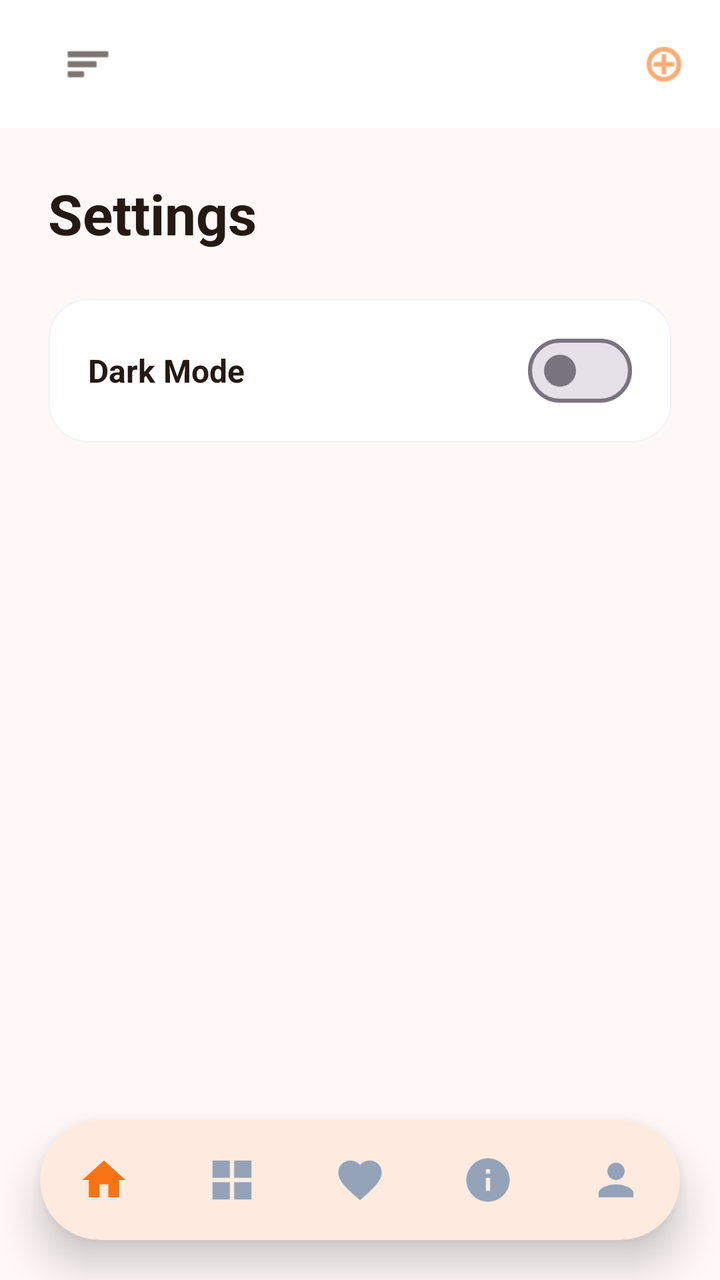
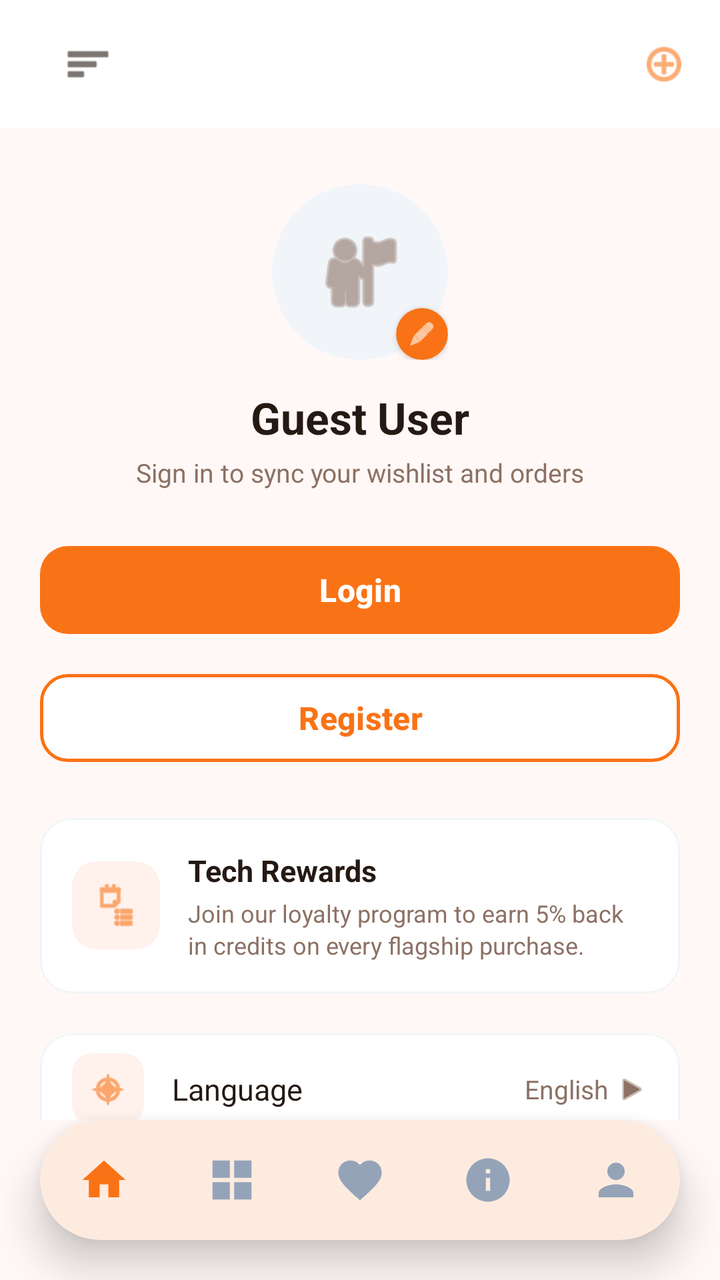

Screens rendered from an Android XML layout before and after an edit, with the pre-edit source and the edit as a unified diff.
<!-- AndroidManifest.xml: application theme Theme.BeckieDealApp -->
<!-- res/layout/activity_profile.xml -->
<?xml version="1.0" encoding="utf-8"?>
<androidx.constraintlayout.widget.ConstraintLayout xmlns:android="http://schemas.android.com/apk/res/android"
    xmlns:app="http://schemas.android.com/apk/res-auto"
    xmlns:tools="http://schemas.android.com/tools"
    android:layout_width="match_parent"
    android:layout_height="match_parent"
    android:background="@color/background"
    android:fitsSystemWindows="true"
    tools:context=".ProfileActivity">

    <com.google.android.material.appbar.MaterialToolbar
        android:id="@+id/topAppBar"
        android:layout_width="match_parent"
        android:layout_height="64dp"
        android:background="@color/surface"
        android:elevation="0dp"
        app:layout_constraintTop_toTopOf="parent">
        <RelativeLayout
            android:layout_width="match_parent"
            android:layout_height="match_parent"
            android:paddingHorizontal="16dp">
            <ImageView
                android:id="@+id/menuIcon"
                android:layout_width="24dp"
                android:layout_height="24dp"
                android:layout_alignParentStart="true"
                android:layout_centerVertical="true"
                android:src="@android:drawable/ic_menu_sort_by_size"
                app:tint="@color/text_primary" />
            <ImageView
                android:id="@+id/logoImage"
                android:layout_width="120dp"
                android:layout_height="40dp"
                android:layout_centerInParent="true"
                android:scaleType="fitCenter"
                android:src="@mipmap/ic_launcher" />
            <ImageView
                android:id="@+id/cartIcon"
                android:layout_width="24dp"
                android:layout_height="24dp"
                android:layout_alignParentEnd="true"
                android:layout_centerVertical="true"
                android:src="@android:drawable/ic_menu_add"
                app:tint="@color/primary" />
        </RelativeLayout>
    </com.google.android.material.appbar.MaterialToolbar>

    <androidx.core.widget.NestedScrollView
        android:layout_width="match_parent"
        android:layout_height="0dp"
        app:layout_constraintTop_toBottomOf="@id/topAppBar"
        app:layout_constraintBottom_toTopOf="@id/bottomNavigationContainer">
        <LinearLayout
            android:layout_width="match_parent"
            android:layout_height="wrap_content"
            android:orientation="vertical"
            android:padding="24dp">
            <TextView
                android:layout_width="wrap_content"
                android:layout_height="wrap_content"
                android:text="Settings"
                android:textColor="@color/text_primary"
                android:textSize="28sp"
                android:textStyle="bold" />
            <com.google.android.material.card.MaterialCardView
                android:layout_width="match_parent"
                android:layout_height="wrap_content"
                android:layout_marginTop="24dp"
                app:cardCornerRadius="20dp"
                app:cardElevation="0dp"
                app:strokeWidth="1dp"
                app:strokeColor="@color/border_color"
                app:cardBackgroundColor="@color/surface">
                <LinearLayout
                    android:layout_width="match_parent"
                    android:layout_height="72dp"
                    android:gravity="center_vertical"
                    android:paddingHorizontal="20dp">
                    <TextView
                        android:layout_width="0dp"
                        android:layout_height="wrap_content"
                        android:layout_weight="1"
                        android:text="Dark Mode"
                        android:textColor="@color/text_primary"
                        android:textSize="16sp"
                        android:textStyle="bold" />
                    <com.google.android.material.materialswitch.MaterialSwitch
                        android:id="@+id/darkModeSwitch"
                        android:layout_width="wrap_content"
                        android:layout_height="wrap_content" />
                </LinearLayout>
            </com.google.android.material.card.MaterialCardView>
        </LinearLayout>
    </androidx.core.widget.NestedScrollView>

    
    <com.google.android.material.card.MaterialCardView
        android:id="@+id/bottomNavigationContainer"
        android:layout_width="0dp"
        android:layout_height="wrap_content"
        android:layout_marginStart="20dp"
        android:layout_marginEnd="20dp"
        android:layout_marginBottom="20dp"
        app:cardCornerRadius="36dp"
        app:cardElevation="12dp"
        app:cardBackgroundColor="@color/surface"
        app:strokeWidth="0dp"
        app:layout_constraintBottom_toBottomOf="parent"
        app:layout_constraintStart_toStartOf="parent"
        app:layout_constraintEnd_toEndOf="parent">
        <com.google.android.material.bottomnavigation.BottomNavigationView
            android:id="@+id/bottomNavigation"
            android:layout_width="match_parent"
            android:layout_height="60dp"
            android:background="@android:color/transparent"
            app:backgroundTint="@android:color/transparent"
            app:elevation="0dp"
            app:labelVisibilityMode="unlabeled"
            app:itemIconSize="26dp"
            app:menu="@menu/bottom_nav_menu" />
    </com.google.android.material.card.MaterialCardView>
</androidx.constraintlayout.widget.ConstraintLayout>
<!-- resources referenced by this layout -->
<resources>
  <color name="background">#FFF8F6</color>
  <color name="border_color">#F1F5F9</color>
  <color name="primary">#F97316</color>
  <color name="surface">#FFFFFF</color>
  <color name="text_primary">#251913</color>
  <!-- mipmap ic_launcher (mipmap-anydpi-v26) -->
  <?xml version="1.0" encoding="utf-8"?>
  <adaptive-icon xmlns:android="http://schemas.android.com/apk/res/android">
      <background android:drawable="@color/ic_launcher_background"/>
      <foreground android:drawable="@mipmap/ic_launcher_foreground"/>
  </adaptive-icon>
  <style name="Theme.BeckieDealApp" parent="Base.Theme.BeckieDealApp" />
  <color name="ic_launcher_background">#FFFFFF</color>
  <style name="Base.Theme.BeckieDealApp" parent="Theme.Material3.DayNight.NoActionBar">
          <item name="colorPrimary">@color/primary</item>
          <item name="colorOnPrimary">@color/on_primary</item>
          <item name="colorPrimaryContainer">@color/primary_container</item>
          <item name="colorOnPrimaryContainer">@color/on_primary_container</item>
          <item name="android:windowBackground">@color/background</item>
          <item name="colorSurface">@color/surface</item>
          <item name="colorOnSurface">@color/on_surface</item>
          
          <item name="bottomNavigationStyle">@style/Widget.App.BottomNavigationView</item>
      </style>
  <color name="on_primary">#FFFFFF</color>
  <color name="primary_container">#F97316</color>
  <color name="on_primary_container">#582200</color>
  <color name="on_surface">#251913</color>
  <style name="Widget.App.BottomNavigationView" parent="Widget.Material3.BottomNavigationView">
          <item name="itemIconSize">26dp</item>
          <item name="itemIconTint">@color/bottom_nav_color</item>
          <item name="itemTextColor">@color/bottom_nav_color</item>
          <item name="android:background">@android:color/transparent</item>
          <item name="backgroundTint">@android:color/transparent</item>
          <item name="labelVisibilityMode">unlabeled</item>
          <item name="itemActiveIndicatorStyle">@style/Widget.App.BottomNavigationView.ActiveIndicator</item>
      </style>
  <style name="Widget.App.BottomNavigationView.ActiveIndicator" parent="Widget.Material3.BottomNavigationView.ActiveIndicator">
          <item name="android:color">@color/badge_bg</item>
          <item name="android:width">48dp</item>
          <item name="android:height">36dp</item>
          <item name="shapeAppearance">@style/ShapeAppearance.App.BottomNavigationView.ActiveIndicator</item>
      </style>
  <color name="badge_bg">#FFF1EB</color>
  <style name="ShapeAppearance.App.BottomNavigationView.ActiveIndicator" parent="">
          <item name="cornerFamily">rounded</item>
          <item name="cornerSize">50%</item>
      </style>
</resources>

<!-- the commit's change to res/layout/activity_profile.xml (unified diff, before → after) -->
@@ -8,6 +8,7 @@
     android:fitsSystemWindows="true"
     tools:context=".ProfileActivity">
 
+    
     <com.google.android.material.appbar.MaterialToolbar
         android:id="@+id/topAppBar"
         android:layout_width="match_parent"
@@ -45,51 +46,416 @@
         </RelativeLayout>
     </com.google.android.material.appbar.MaterialToolbar>
 
+    
     <androidx.core.widget.NestedScrollView
         android:layout_width="match_parent"
         android:layout_height="0dp"
+        android:fillViewport="true"
         app:layout_constraintTop_toBottomOf="@id/topAppBar"
         app:layout_constraintBottom_toTopOf="@id/bottomNavigationContainer">
+
         <LinearLayout
             android:layout_width="match_parent"
             android:layout_height="wrap_content"
             android:orientation="vertical"
-            android:padding="24dp">
-            <TextView
-                android:layout_width="wrap_content"
+            android:paddingHorizontal="20dp"
+            android:paddingTop="28dp"
+            android:paddingBottom="20dp">
+
+            
+            <LinearLayout
+                android:layout_width="match_parent"
                 android:layout_height="wrap_content"
-                android:text="Settings"
-                android:textColor="@color/text_primary"
-                android:textSize="28sp"
-                android:textStyle="bold" />
+                android:gravity="center"
+                android:orientation="vertical">
+
+                
+                <FrameLayout
+                    android:layout_width="88dp"
+                    android:layout_height="88dp">
+
+                    
+                    <com.google.android.material.card.MaterialCardView
+                        android:layout_width="88dp"
+                        android:layout_height="88dp"
+                        app:cardCornerRadius="44dp"
+                        app:cardElevation="0dp"
+                        app:strokeWidth="0dp"
+                        app:cardBackgroundColor="@color/border_color">
+                        <ImageView
+                            android:id="@+id/avatarIcon"
+                            android:layout_width="48dp"
+                            android:layout_height="48dp"
+                            android:layout_gravity="center"
+                            android:src="@android:drawable/ic_menu_myplaces"
+                            app:tint="@color/text_secondary" />
+                    </com.google.android.material.card.MaterialCardView>
+
+                    
+                    <com.google.android.material.card.MaterialCardView
+                        android:layout_width="26dp"
+                        android:layout_height="26dp"
+                        android:layout_gravity="bottom|end"
+                        app:cardCornerRadius="13dp"
+                        app:cardElevation="2dp"
+                        app:strokeWidth="0dp"
+                        app:cardBackgroundColor="@color/primary">
+                        <ImageView
+                            android:layout_width="14dp"
+                            android:layout_height="14dp"
+                            android:layout_gravity="center"
+                            android:src="@android:drawable/ic_menu_edit"
+                            app:tint="@color/white_fixed" />
+                    </com.google.android.material.card.MaterialCardView>
+
+                </FrameLayout>
+
+                <TextView
+                    android:layout_width="wrap_content"
+                    android:layout_height="wrap_content"
+                    android:layout_marginTop="14dp"
+                    android:text="Guest User"
+                    android:textColor="@color/text_primary"
+                    android:textSize="22sp"
+                    android:textStyle="bold" />
+
+                <TextView
+                    android:layout_width="wrap_content"
+                    android:layout_height="wrap_content"
+                    android:layout_marginTop="4dp"
+                    android:text="Sign in to sync your wishlist and orders"
+                    android:textColor="@color/text_secondary"
+                    android:textSize="13sp" />
+
+            </LinearLayout>
+
+            
+            <com.google.android.material.button.MaterialButton
+                android:id="@+id/loginButton"
+                android:layout_width="match_parent"
+                android:layout_height="52dp"
+                android:layout_marginTop="24dp"
+                android:text="Login"
+                android:textAllCaps="false"
+                android:textColor="@color/white_fixed"
+                android:textSize="16sp"
+                android:textStyle="bold"
+                app:backgroundTint="@color/primary"
+                app:cornerRadius="14dp"
+                app:strokeWidth="0dp" />
+
+            
+            <com.google.android.material.button.MaterialButton
+                android:id="@+id/registerButton"
+                android:layout_width="match_parent"
+                android:layout_height="52dp"
+                android:layout_marginTop="12dp"
+                android:text="Register"
+                android:textAllCaps="false"
+                android:textColor="@color/primary"
+                android:textSize="16sp"
+                android:textStyle="bold"
+                app:backgroundTint="@color/surface"
+                app:cornerRadius="14dp"
+                app:strokeColor="@color/primary"
+                app:strokeWidth="1.5dp" />
+
+            
             <com.google.android.material.card.MaterialCardView
                 android:layout_width="match_parent"
                 android:layout_height="wrap_content"
                 android:layout_marginTop="24dp"
-                app:cardCornerRadius="20dp"
+                app:cardCornerRadius="16dp"
                 app:cardElevation="0dp"
                 app:strokeWidth="1dp"
                 app:strokeColor="@color/border_color"
                 app:cardBackgroundColor="@color/surface">
+
                 <LinearLayout
                     android:layout_width="match_parent"
-                    android:layout_height="72dp"
+                    android:layout_height="wrap_content"
                     android:gravity="center_vertical"
-                    android:paddingHorizontal="20dp">
-                    <TextView
+                    android:orientation="horizontal"
+                    android:padding="16dp">
+
+                    <com.google.android.material.card.MaterialCardView
+                        android:layout_width="44dp"
+                        android:layout_height="44dp"
+                        app:cardCornerRadius="12dp"
+                        app:cardElevation="0dp"
+                        app:strokeWidth="0dp"
+                        app:cardBackgroundColor="@color/badge_bg">
+                        <ImageView
+                            android:layout_width="24dp"
+                            android:layout_height="24dp"
+                            android:layout_gravity="center"
+                            android:src="@android:drawable/ic_menu_agenda"
+                            app:tint="@color/primary" />
+                    </com.google.android.material.card.MaterialCardView>
+
+                    <LinearLayout
                         android:layout_width="0dp"
                         android:layout_height="wrap_content"
                         android:layout_weight="1"
-                        android:text="Dark Mode"
-                        android:textColor="@color/text_primary"
-                        android:textSize="16sp"
-                        android:textStyle="bold" />
-                    <com.google.android.material.materialswitch.MaterialSwitch
-                        android:id="@+id/darkModeSwitch"
-                        android:layout_width="wrap_content"
-                        android:layout_height="wrap_content" />
+                        android:layout_marginStart="14dp"
+                        android:orientation="vertical">
+                        <TextView
+                            android:layout_width="wrap_content"
+                            android:layout_height="wrap_content"
+                            android:text="Tech Rewards"
+                            android:textColor="@color/text_primary"
+                            android:textSize="15sp"
+                            android:textStyle="bold" />
+                        <TextView
+                            android:layout_width="wrap_content"
+                            android:layout_height="wrap_content"
+                            android:layout_marginTop="3dp"
+                            android:text="Join our loyalty program to earn 5% back in credits on every flagship purchase."
+                            android:textColor="@color/text_secondary"
+                            android:textSize="12sp"
+                            android:lineSpacingExtra="2dp" />
+                    </LinearLayout>
+
                 </LinearLayout>
             </com.google.android.material.card.MaterialCardView>
+
+            
+            <com.google.android.material.card.MaterialCardView
+                android:layout_width="match_parent"
+                android:layout_height="wrap_content"
+                android:layout_marginTop="20dp"
+                app:cardCornerRadius="16dp"
+                app:cardElevation="0dp"
+                app:strokeWidth="1dp"
+                app:strokeColor="@color/border_color"
+                app:cardBackgroundColor="@color/surface">
+
+                <LinearLayout
+                    android:layout_width="match_parent"
+                    android:layout_height="wrap_content"
+                    android:orientation="vertical">
+
+                    
+                    <LinearLayout
+                        android:id="@+id/languageRow"
+                        android:layout_width="match_parent"
+                        android:layout_height="56dp"
+                        android:gravity="center_vertical"
+                        android:orientation="horizontal"
+                        android:paddingHorizontal="16dp"
+                        android:clickable="true"
+                        android:focusable="true"
+                        android:background="?attr/selectableItemBackground">
+                        <com.google.android.material.card.MaterialCardView
+                            android:layout_width="36dp"
+                            android:layout_height="36dp"
+                            app:cardCornerRadius="10dp"
+                            app:cardElevation="0dp"
+                            app:strokeWidth="0dp"
+                            app:cardBackgroundColor="@color/badge_bg">
+                            <ImageView
+                                android:layout_width="20dp"
+                                android:layout_height="20dp"
+                                android:layout_gravity="center"
+                                android:src="@android:drawable/ic_menu_compass"
+                                app:tint="@color/primary" />
+                        </com.google.android.material.card.MaterialCardView>
+                        <TextView
+                            android:layout_width="0dp"
+                            android:layout_height="wrap_content"
+                            android:layout_weight="1"
+                            android:layout_marginStart="14dp"
+                            android:text="Language"
+                            android:textColor="@color/text_primary"
+                            android:textSize="15sp" />
+                        <TextView
+                            android:layout_width="wrap_content"
+                            android:layout_height="wrap_content"
+                            android:text="English"
+                            android:textColor="@color/text_secondary"
+                            android:textSize="13sp" />
+                        <ImageView
+                            android:layout_width="16dp"
+                            android:layout_height="16dp"
+                            android:layout_marginStart="4dp"
+                            android:src="@android:drawable/ic_media_play"
+                            android:rotation="0"
+                            app:tint="@color/text_secondary" />
+                    </LinearLayout>
+
+                    
+                    <View
+                        android:layout_width="match_parent"
+                        android:layout_height="1dp"
+                        android:layout_marginHorizontal="16dp"
+                        android:background="@color/border_color" />
+
+                    
+                    <LinearLayout
+                        android:layout_width="match_parent"
+                        android:layout_height="56dp"
+                        android:gravity="center_vertical"
+                        android:orientation="horizontal"
+                        android:paddingHorizontal="16dp">
+                        <com.google.android.material.card.MaterialCardView
+                            android:layout_width="36dp"
+                            android:layout_height="36dp"
+                            app:cardCornerRadius="10dp"
+                            app:cardElevation="0dp"
+                            app:strokeWidth="0dp"
+                            app:cardBackgroundColor="@color/badge_bg">
+                            <ImageView
+                                android:layout_width="20dp"
+                                android:layout_height="20dp"
+                                android:layout_gravity="center"
+                                android:src="@android:drawable/ic_menu_rotate"
+                                app:tint="@color/primary" />
+                        </com.google.android.material.card.MaterialCardView>
+                        <TextView
+                            android:layout_width="0dp"
+                            android:layout_height="wrap_content"
+                            android:layout_weight="1"
+                            android:layout_marginStart="14dp"
+                            android:text="Dark Mode"
+                            android:textColor="@color/text_primary"
+                            android:textSize="15sp" />
+                        <com.google.android.material.materialswitch.MaterialSwitch
+                            android:id="@+id/darkModeSwitch"
+                            android:layout_width="wrap_content"
+                            android:layout_height="wrap_content" />
+                    </LinearLayout>
+
+                    
+                    <View
+                        android:layout_width="match_parent"
+                        android:layout_height="1dp"
+                        android:layout_marginHorizontal="16dp"
+                        android:background="@color/border_color" />
+
+                    
+                    <LinearLayout
+                        android:id="@+id/privacyRow"
+                        android:layout_width="match_parent"
+                        android:layout_height="56dp"
+                        android:gravity="center_vertical"
+                        android:orientation="horizontal"
+                        android:paddingHorizontal="16dp"
+                        android:clickable="true"
+                        android:focusable="true"
+                        android:background="?attr/selectableItemBackground">
+                        <com.google.android.material.card.MaterialCardView
+                            android:layout_width="36dp"
+                            android:layout_height="36dp"
+                            app:cardCornerRadius="10dp"
+                            app:cardElevation="0dp"
+                            app:strokeWidth="0dp"
+                            app:cardBackgroundColor="@color/badge_bg">
+                            <ImageView
+                                android:layout_width="20dp"
+                                android:layout_height="20dp"
+                                android:layout_gravity="center"
+                                android:src="@android:drawable/ic_menu_manage"
+                                app:tint="@color/primary" />
+                        </com.google.android.material.card.MaterialCardView>
+                        <TextView
+                            android:layout_width="0dp"
+                            android:layout_height="wrap_content"
+                            android:layout_weight="1"
+                            android:layout_marginStart="14dp"
+                            android:text="Privacy Policy"
+                            android:textColor="@color/text_primary"
+                            android:textSize="15sp" />
+                        <ImageView
+                            android:layout_width="16dp"
+                            android:layout_height="16dp"
+                            android:src="@android:drawable/ic_media_play"
+                            app:tint="@color/text_secondary" />
+                    </LinearLayout>
+
+                    
+                    <View
+                        android:layout_width="match_parent"
+                        android:layout_height="1dp"
+                        android:layout_marginHorizontal="16dp"
+                        android:background="@color/border_color" />
+
+                    
+                    <LinearLayout
+                        android:id="@+id/termsRow"
+                        android:layout_width="match_parent"
+                        android:layout_height="56dp"
+                        android:gravity="center_vertical"
+                        android:orientation="horizontal"
+                        android:paddingHorizontal="16dp"
+                        android:clickable="true"
+                        android:focusable="true"
+                        android:background="?attr/selectableItemBackground">
+                        <com.google.android.material.card.MaterialCardView
+                            android:layout_width="36dp"
+                            android:layout_height="36dp"
+                            app:cardCornerRadius="10dp"
+                            app:cardElevation="0dp"
+                            app:strokeWidth="0dp"
+                            app:cardBackgroundColor="@color/badge_bg">
+                            <ImageView
+                                android:layout_width="20dp"
+                                android:layout_height="20dp"
+                                android:layout_gravity="center"
+                                android:src="@android:drawable/ic_menu_edit"
+                                app:tint="@color/primary" />
+                        </com.google.android.material.card.MaterialCardView>
+                        <TextView
+                            android:layout_width="0dp"
+                            android:layout_height="wrap_content"
+                            android:layout_weight="1"
+                            android:layout_marginStart="14dp"
+                            android:text="Terms of Service"
+                            android:textColor="@color/text_primary"
+                            android:textSize="15sp" />
+                        <ImageView
+                            android:layout_width="16dp"
+                            android:layout_height="16dp"
+                            android:src="@android:drawable/ic_media_play"
+                            app:tint="@color/text_secondary" />
+                    </LinearLayout>
+
+                </LinearLayout>
+            </com.google.android.material.card.MaterialCardView>
+
+            
+            <com.google.android.material.card.MaterialCardView
+                android:layout_width="match_parent"
+                android:layout_height="100dp"
+                android:layout_marginTop="20dp"
+                app:cardCornerRadius="16dp"
+                app:cardElevation="0dp"
+                app:strokeWidth="0dp"
+                app:cardBackgroundColor="@color/border_color">
+
+                <FrameLayout
+                    android:layout_width="match_parent"
+                    android:layout_height="match_parent">
+
+                    <ImageView
+                        android:layout_width="match_parent"
+                        android:layout_height="match_parent"
+                        android:scaleType="centerCrop"
+                        android:alpha="0.35"
+                        android:src="@drawable/placeholder_image" />
+
+                    <TextView
+                        android:layout_width="wrap_content"
+                        android:layout_height="wrap_content"
+                        android:layout_gravity="bottom|center_horizontal"
+                        android:layout_marginBottom="12dp"
+                        android:text="TechStore Version 4.2.0-stable"
+                        android:textColor="@color/text_secondary"
+                        android:textSize="12sp" />
+
+                </FrameLayout>
+
+            </com.google.android.material.card.MaterialCardView>
+
         </LinearLayout>
     </androidx.core.widget.NestedScrollView>
 
@@ -119,4 +485,5 @@
             app:itemIconSize="26dp"
             app:menu="@menu/bottom_nav_menu" />
     </com.google.android.material.card.MaterialCardView>
+
 </androidx.constraintlayout.widget.ConstraintLayout>
<!-- resource entries referenced after the edit -->
@@ -5,6 +5,26 @@
   <color name="primary">#F97316</color>
   <color name="surface">#FFFFFF</color>
   <color name="text_primary">#251913</color>
+  <color name="text_secondary">#8C7164</color>
+  <color name="white_fixed">#FFFFFF</color>
+  <!-- drawable placeholder_image (drawable) -->
+  <?xml version="1.0" encoding="utf-8"?>
+  <vector xmlns:android="http://schemas.android.com/apk/res/android"
+      android:width="200dp"
+      android:height="200dp"
+      android:viewportWidth="200"
+      android:viewportHeight="200">
+  
+      
+      <path
+          android:fillColor="#E0E0E0"
+          android:pathData="M0,0h200v200h-200z" />
+  
+      
+      <path
+          android:fillColor="#9E9E9E"
+          android:pathData="M100,60c11.05,0 20,8.95 20,20s-8.95,20 -20,20 -20,-8.95 -20,-20 8.95,-20 20,-20zM100,120c18.28,0 30,8.28 30,15v20H70v-20c0,-6.72 11.72,-15 30,-15z" />
+  </vector>
   <!-- mipmap ic_launcher (mipmap-anydpi-v26) -->
   <?xml version="1.0" encoding="utf-8"?>
   <adaptive-icon xmlns:android="http://schemas.android.com/apk/res/android">
